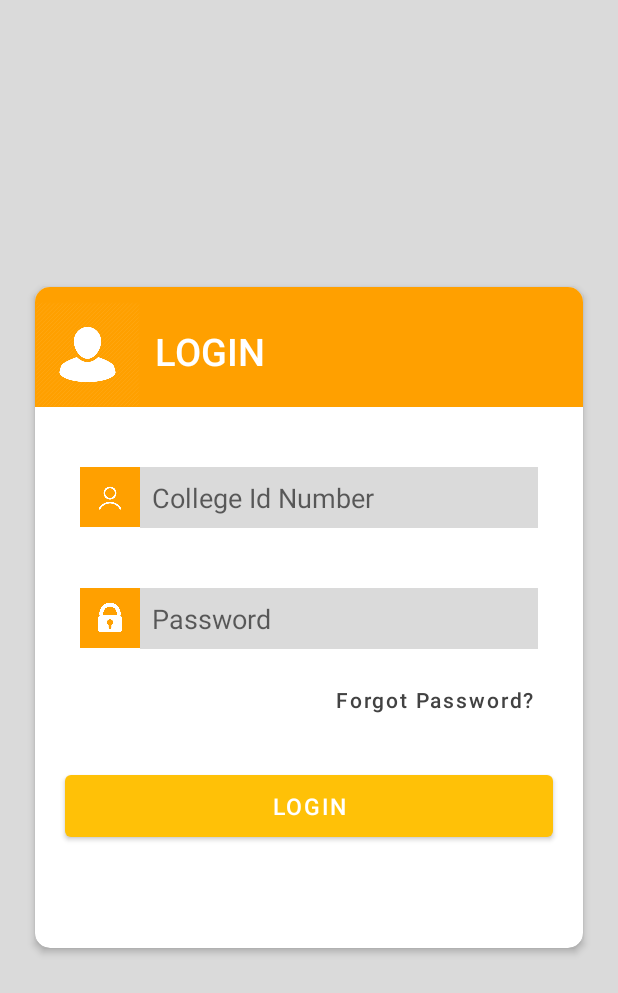
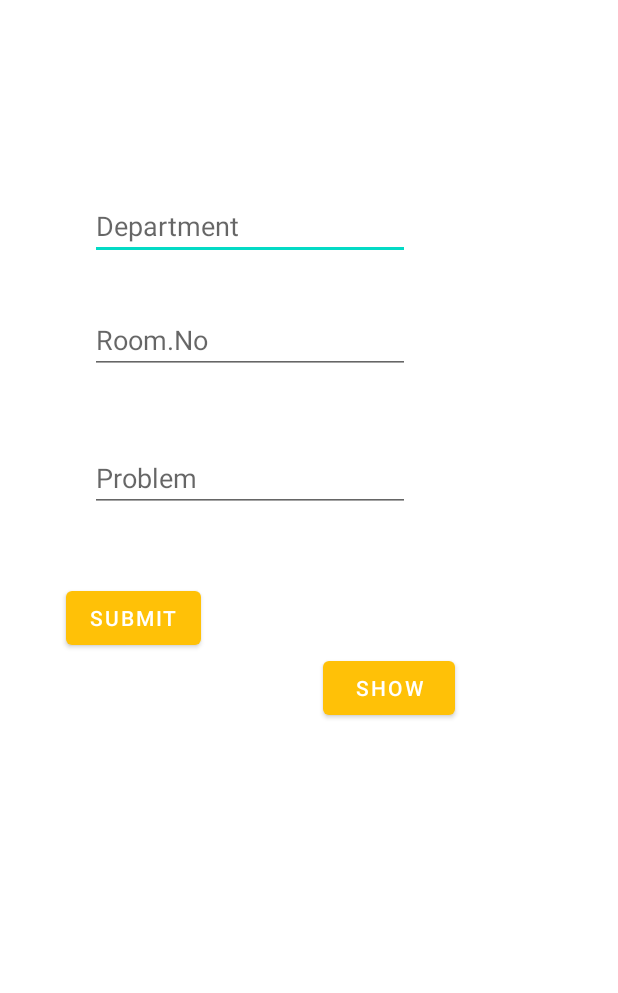
Before and after one commit to Pranathi99/ShareBit-1, an Android app: the screen it shows after launch (MainActivity before the commit, Cleaning after it), on a phone screen of 412 x 824 dp. Shown: the top 993 px of the screen. Run offline under Robolectric (Android 15) with nearby library versions, the phone set to English and light mode, and no system bars; our stand-ins replace Firebase (no records; nobody signed in at launch, a user with empty details on screens opened directly).

Commit message:
we did it

```diff
--- a/app/src/main/java/com/CMRCET/sharebit/Cleaning.java
+++ b/app/src/main/java/com/CMRCET/sharebit/Cleaning.java
@@ -2,13 +2,64 @@ package com.CMRCET.sharebit;
 
 import androidx.appcompat.app.AppCompatActivity;
 
+import android.content.Intent;
 import android.os.Bundle;
+import android.view.View;
+import android.widget.Button;
+import android.widget.EditText;
+
+import com.google.firebase.database.DatabaseReference;
+import com.google.firebase.database.FirebaseDatabase;
 
 public class Cleaning extends AppCompatActivity {
+
+    EditText Depar;
+    EditText ram;
+    EditText prblm;
+    Button sub;
+    Button shw;
+
+    FirebaseDatabase rootNode;
+    DatabaseReference reff;
+
 
     @Override
     protected void onCreate(Bundle savedInstanceState) {
         super.onCreate(savedInstanceState);
         setContentView(R.layout.activity_cleaning);
+
+        Depar = findViewById(R.id.Department);
+        ram = findViewById(R.id.RoomNo);
+        prblm = findViewById(R.id.Problem);
+        sub = findViewById(R.id.submit);
+        shw = findViewById(R.id.show);
+
+        rootNode = FirebaseDatabase.getInstance();
+        reff = rootNode.getReferenceFromUrl("https://sharebit-3c8ec.firebaseio.com/clean");
+
+        sub.setOnClickListener(new View.OnClickListener() {
+            @Override
+            public void onClick(View v) {
+
+                String depart = Depar.getEditableText().toString();
+                String rom = ram.getEditableText().toString();
+                String pbm = prblm.getEditableText().toString();
+
+                UserHelper helper = new UserHelper(depart,rom,pbm);
+
+                reff.child(pbm).setValue(helper);
+
+            }
+        });
+
+        shw.setOnClickListener(new View.OnClickListener() {
+            @Override
+            public void onClick(View v) {
+                Intent i = new Intent(getApplicationContext(),
+                        MainActivity4.class);
+                startActivity(i);
+            }
+        });
+
     }
 }
--- a/app/src/main/res/layout/activity_cleaning.xml
+++ b/app/src/main/res/layout/activity_cleaning.xml
@@ -6,4 +6,70 @@
     android:layout_height="match_parent"
     tools:context=".Cleaning">
 
+    <EditText
+        android:id="@+id/Department"
+        android:layout_width="wrap_content"
+        android:layout_height="wrap_content"
+        android:layout_marginStart="60dp"
+        android:layout_marginLeft="60dp"
+        android:layout_marginTop="128dp"
+        android:ems="10"
+        android:hint="Department"
+        android:inputType="textPersonName"
+        android:text=""
+        app:layout_constraintStart_toStartOf="parent"
+        app:layout_constraintTop_toTopOf="parent" />
+
+    <EditText
+        android:id="@+id/RoomNo"
+        android:layout_width="wrap_content"
+        android:layout_height="wrap_content"
+        android:layout_marginStart="60dp"
+        android:layout_marginLeft="60dp"
+        android:layout_marginTop="204dp"
+        android:ems="10"
+        android:inputType="textPersonName"
+        android:text=""
+        android:hint="Room.No"
+        app:layout_constraintStart_toStartOf="parent"
+        app:layout_constraintTop_toTopOf="parent" />
+
+    <EditText
+        android:id="@+id/Problem"
+        android:layout_width="wrap_content"
+        android:layout_height="wrap_content"
+        android:layout_marginStart="60dp"
+        android:layout_marginLeft="60dp"
+        android:layout_marginTop="296dp"
+        android:ems="10"
+        android:hint="Problem"
+        android:inputType="textPersonName"
+        android:text=""
+        app:layout_constraintStart_toStartOf="parent"
+        app:layout_constraintTop_toTopOf="parent" />
+
+    <Button
+        android:id="@+id/submit"
+        android:layout_width="wrap_content"
+        android:layout_height="wrap_content"
+        android:layout_marginStart="44dp"
+        android:layout_marginLeft="44dp"
+        android:layout_marginTop="388dp"
+        android:text="submit"
+        app:layout_constraintStart_toStartOf="parent"
+        app:layout_constraintTop_toTopOf="parent" />
+
+    <Button
+        android:id="@+id/show"
+        android:layout_width="wrap_content"
+        android:layout_height="wrap_content"
+        android:layout_marginTop="39dp"
+        android:layout_marginBottom="287dp"
+        android:text="Show"
+        app:layout_constraintBottom_toBottomOf="parent"
+        app:layout_constraintEnd_toEndOf="parent"
+        app:layout_constraintHorizontal_bias="0.665"
+        app:layout_constraintStart_toStartOf="parent"
+        app:layout_constraintTop_toBottomOf="@+id/Problem" />
+
 </androidx.constraintlayout.widget.ConstraintLayout>
```
Also changed, not shown: app/src/main/AndroidManifest.xml (+9 -2 lines), app/src/main/java/com/CMRCET/sharebit/MainActivity4.java (added, +65 -0 lines), app/src/main/java/com/CMRCET/sharebit/UserHelper.java (added, +42 -0 lines), app/src/main/res/layout/activity_main4.xml (added, +17 -0 lines).
